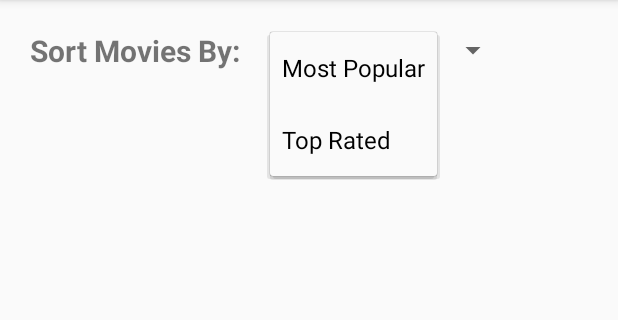
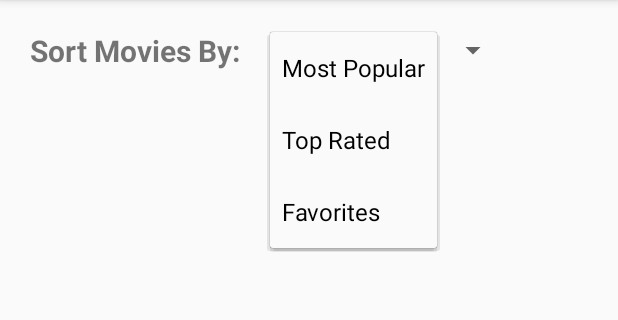
Before and after one commit to CelestialTechnology/popularmoviesapp, an Android app: the screen it shows after launch (MainActivity), after a tap on "Most Popular", on a phone screen of 412 x 824 dp, the part 84-404 px from its top. Run offline under Robolectric (Android 15) with nearby library versions, the phone set to English and light mode, and no system bars; our stand-ins replace Picasso; network calls fail; pictures from the network do not load.

Commit message:
Add Favorites Option to selection Spinner

```diff
--- a/app/src/main/java/com/example/alexander/popularmoviesapp/MovieFragment.java
+++ b/app/src/main/java/com/example/alexander/popularmoviesapp/MovieFragment.java
@@ -13,6 +13,7 @@ import android.widget.AdapterView;
 import android.widget.ArrayAdapter;
 import android.widget.GridView;
 import android.widget.Spinner;
+import android.widget.Toast;
 
 import com.example.alexander.popularmoviesapp.jsondata.DownloadMovieJSONTask;
 import com.example.alexander.popularmoviesapp.moviedata.Movie;
@@ -50,19 +51,23 @@ public class MovieFragment extends Fragment {
             Log.v(LOG_TAG, "Spinner not found!");
         } else {
             Log.v(LOG_TAG, "Spinner Found!");
-        }
+
             if (adapter != null) {
                 spinner.setAdapter(adapter);
 
                 spinner.setOnItemSelectedListener(new AdapterView.OnItemSelectedListener() {
                     @Override
                     public void onItemSelected(AdapterView<?> parent, View view, int position, long id) {
-                    if (parent.getItemAtPosition(position).toString().equals("Most Popular")) {
-                        //Toast.makeText(getContext(), parent.getItemAtPosition(position) + " selected", Toast.LENGTH_LONG).show();
+                        switch (parent.getItemAtPosition(position).toString()) {
+                            case "Most Popular":
                                 downloadMovieData("popular");
-                    }
-                    if (parent.getItemAtPosition(position).toString().equals("Top Rated")) {
+                                break;
+                            case "Top Rated":
                                 downloadMovieData("top_rated");
+                                break;
+                            case "Favorites":
+                                loadFavoriteMovieData();
+                                break;
                         }
                     }
 
@@ -71,6 +76,7 @@ public class MovieFragment extends Fragment {
 
                     }
                 });
+            }
         }
 
         GridView gridView = (GridView) rootView.findViewById(R.id.movies_grid);
@@ -110,4 +116,8 @@ public class MovieFragment extends Fragment {
         downloadMovieJSONTask.execute(sortCriteria);
     }
 
+    public void loadFavoriteMovieData() {
+        Toast.makeText(getActivity(), "Favorites Selected!", Toast.LENGTH_SHORT).show();
     }
+
+}
--- a/app/src/main/res/values/array.xml
+++ b/app/src/main/res/values/array.xml
@@ -3,5 +3,6 @@
     <string-array name="movie_sort">
         <item>Most Popular</item>
         <item>Top Rated</item>
+        <item>Favorites</item>
     </string-array>
 </resources>
```
Lines whose indentation alone changed are shown as unchanged.
